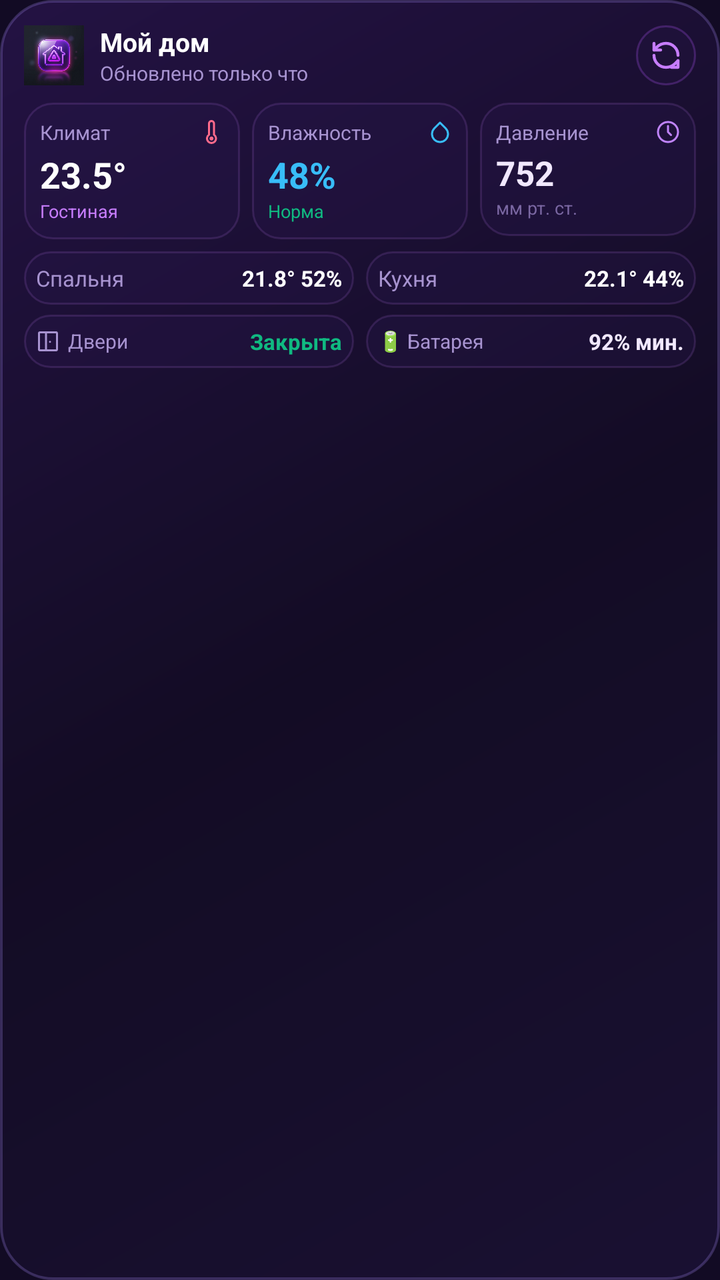
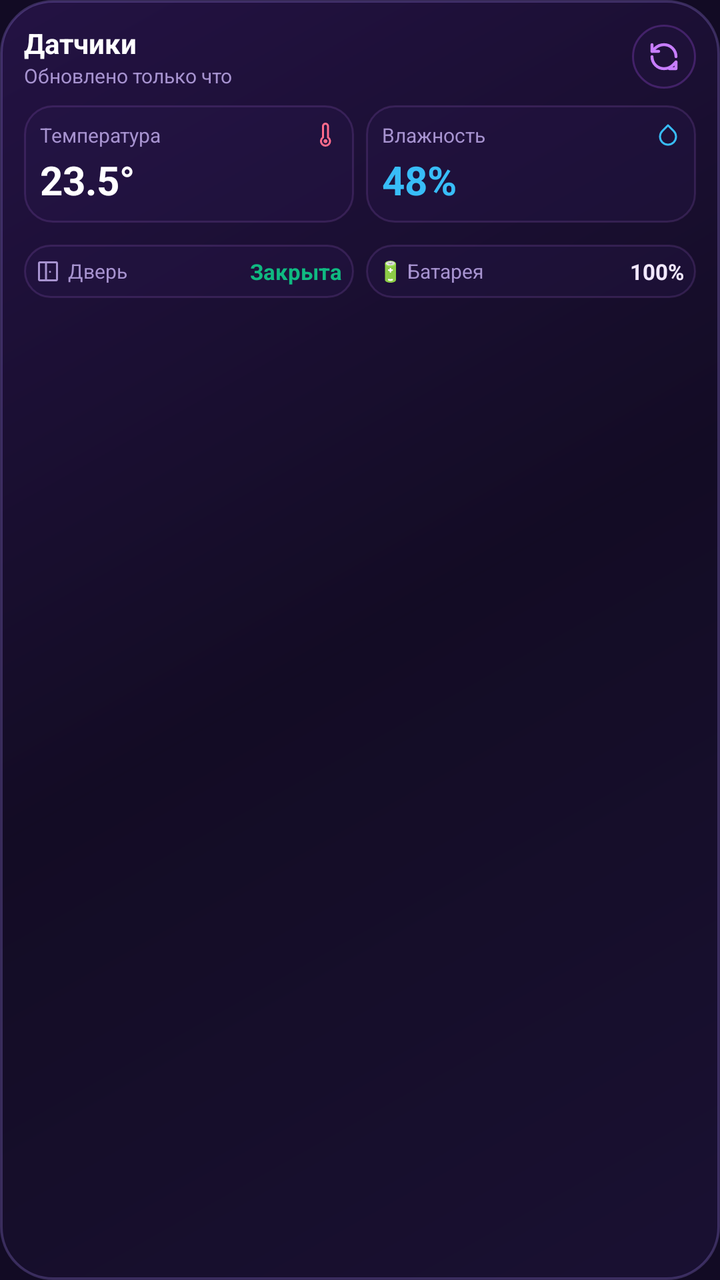

An Android layout rendered at two revisions. The XML below is the earlier revision; the diff shows what the commit changed to produce the second picture.
<!-- AndroidManifest.xml: application theme Theme.AliceHomeWidget -->
<!-- res/layout/widget_alice_sensors_4x2.xml -->
<?xml version="1.0" encoding="utf-8"?>
<LinearLayout xmlns:android="http://schemas.android.com/apk/res/android"
    android:id="@+id/rootLayout4x2"
    android:layout_width="match_parent"
    android:layout_height="match_parent"
    android:background="@drawable/bg_alice_widget_glass"
    android:orientation="vertical"
    android:padding="12dp">

    
    <LinearLayout
        android:id="@+id/headerLayout"
        android:layout_width="match_parent"
        android:layout_height="wrap_content"
        android:gravity="center_vertical"
        android:orientation="horizontal"
        android:paddingBottom="8dp">

        
        <ImageView
            android:layout_width="30dp"
            android:layout_height="30dp"
            android:contentDescription="Алиса"
            android:src="@drawable/ic_alice_app_icon" />

        
        <LinearLayout
            android:layout_width="0dp"
            android:layout_height="wrap_content"
            android:layout_marginStart="8dp"
            android:layout_weight="1"
            android:orientation="vertical">

            <TextView
                android:id="@+id/tvHouseholdName"
                android:layout_width="wrap_content"
                android:layout_height="wrap_content"
                android:text="Мой дом"
                android:textColor="@color/alice_text_white"
                android:textSize="13sp"
                android:textStyle="bold" />

            <TextView
                android:id="@+id/tvWidgetUpdateTime"
                android:layout_width="wrap_content"
                android:layout_height="wrap_content"
                android:text="Обновлено только что"
                android:textColor="@color/alice_text_muted"
                android:textSize="10sp" />
        </LinearLayout>

        
        <FrameLayout
            android:id="@+id/btnWidgetRefresh"
            android:layout_width="30dp"
            android:layout_height="30dp"
            android:background="@drawable/bg_alice_btn_circle">

            <ImageView
                android:id="@+id/ivRefreshIcon"
                android:layout_width="16dp"
                android:layout_height="16dp"
                android:layout_gravity="center"
                android:contentDescription="Обновить"
                android:src="@drawable/ic_refresh" />
        </FrameLayout>
    </LinearLayout>

    
    <LinearLayout
        android:layout_width="match_parent"
        android:layout_height="wrap_content"
        android:orientation="horizontal"
        android:weightSum="3">

        
        <LinearLayout
            android:id="@+id/tileTemperature"
            android:layout_width="0dp"
            android:layout_height="wrap_content"
            android:layout_weight="1"
            android:background="@drawable/bg_alice_tile"
            android:orientation="vertical"
            android:padding="8dp">

            <LinearLayout
                android:layout_width="match_parent"
                android:layout_height="wrap_content"
                android:gravity="center_vertical"
                android:orientation="horizontal">

                <TextView
                    android:layout_width="0dp"
                    android:layout_height="wrap_content"
                    android:layout_weight="1"
                    android:text="Климат"
                    android:textColor="@color/alice_text_muted"
                    android:textSize="10sp" />

                <ImageView
                    android:layout_width="12dp"
                    android:layout_height="12dp"
                    android:src="@drawable/ic_thermometer" />
            </LinearLayout>

            <TextView
                android:id="@+id/tvMainTemp"
                android:layout_width="wrap_content"
                android:layout_height="wrap_content"
                android:layout_marginTop="2dp"
                android:text="23.5°"
                android:textColor="@color/alice_text_white"
                android:textSize="18sp"
                android:textStyle="bold" />

            <TextView
                android:id="@+id/tvActiveRoomLabel"
                android:layout_width="wrap_content"
                android:layout_height="wrap_content"
                android:ellipsize="end"
                android:maxLines="1"
                android:text="Гостиная"
                android:textColor="@color/alice_neon_light"
                android:textSize="9sp" />
        </LinearLayout>

        
        <LinearLayout
            android:id="@+id/tileHumidity"
            android:layout_width="0dp"
            android:layout_height="wrap_content"
            android:layout_marginStart="6dp"
            android:layout_weight="1"
            android:background="@drawable/bg_alice_tile"
            android:orientation="vertical"
            android:padding="8dp">

            <LinearLayout
                android:layout_width="match_parent"
                android:layout_height="wrap_content"
                android:gravity="center_vertical"
                android:orientation="horizontal">

                <TextView
                    android:layout_width="0dp"
                    android:layout_height="wrap_content"
                    android:layout_weight="1"
                    android:text="Влажность"
                    android:textColor="@color/alice_text_muted"
                    android:textSize="10sp" />

                <ImageView
                    android:layout_width="12dp"
                    android:layout_height="12dp"
                    android:src="@drawable/ic_humidity" />
            </LinearLayout>

            <TextView
                android:id="@+id/tvMainHumidity"
                android:layout_width="wrap_content"
                android:layout_height="wrap_content"
                android:layout_marginTop="2dp"
                android:text="48%"
                android:textColor="@color/sensor_humidity_cyan"
                android:textSize="18sp"
                android:textStyle="bold" />

            <TextView
                android:layout_width="wrap_content"
                android:layout_height="wrap_content"
                android:text="Норма"
                android:textColor="@color/sensor_ok_green"
                android:textSize="9sp" />
        </LinearLayout>

        
        <LinearLayout
            android:id="@+id/tilePressure"
            android:layout_width="0dp"
            android:layout_height="wrap_content"
            android:layout_marginStart="6dp"
            android:layout_weight="1"
            android:background="@drawable/bg_alice_tile"
            android:orientation="vertical"
            android:padding="8dp">

            <LinearLayout
                android:layout_width="match_parent"
                android:layout_height="wrap_content"
                android:gravity="center_vertical"
                android:orientation="horizontal">

                <TextView
                    android:layout_width="0dp"
                    android:layout_height="wrap_content"
                    android:layout_weight="1"
                    android:text="Давление"
                    android:textColor="@color/alice_text_muted"
                    android:textSize="10sp" />

                <ImageView
                    android:layout_width="12dp"
                    android:layout_height="12dp"
                    android:src="@drawable/ic_pressure" />
            </LinearLayout>

            <TextView
                android:id="@+id/tvMainPressure"
                android:layout_width="wrap_content"
                android:layout_height="wrap_content"
                android:layout_marginTop="2dp"
                android:text="752"
                android:textColor="@color/alice_text_light"
                android:textSize="17sp"
                android:textStyle="bold" />

            <TextView
                android:layout_width="wrap_content"
                android:layout_height="wrap_content"
                android:text="мм рт. ст."
                android:textColor="@color/alice_text_dim"
                android:textSize="9sp" />
        </LinearLayout>
    </LinearLayout>

    
    <LinearLayout
        android:layout_width="match_parent"
        android:layout_height="wrap_content"
        android:layout_marginTop="6dp"
        android:orientation="horizontal"
        android:weightSum="2">

        
        <LinearLayout
            android:id="@+id/tileRoom1"
            android:layout_width="0dp"
            android:layout_height="wrap_content"
            android:layout_weight="1"
            android:background="@drawable/bg_alice_tile"
            android:gravity="center_vertical"
            android:orientation="horizontal"
            android:padding="6dp">

            <TextView
                android:id="@+id/tvRoom1Name"
                android:layout_width="0dp"
                android:layout_height="wrap_content"
                android:layout_weight="1"
                android:ellipsize="end"
                android:maxLines="1"
                android:text="Спальня"
                android:textColor="@color/alice_text_muted"
                android:textSize="11sp" />

            <TextView
                android:id="@+id/tvRoom1Value"
                android:layout_width="wrap_content"
                android:layout_height="wrap_content"
                android:text="21.8° 52%"
                android:textColor="@color/alice_text_white"
                android:textSize="11sp"
                android:textStyle="bold" />
        </LinearLayout>

        
        <LinearLayout
            android:id="@+id/tileRoom2"
            android:layout_width="0dp"
            android:layout_height="wrap_content"
            android:layout_marginStart="6dp"
            android:layout_weight="1"
            android:background="@drawable/bg_alice_tile"
            android:gravity="center_vertical"
            android:orientation="horizontal"
            android:padding="6dp">

            <TextView
                android:id="@+id/tvRoom2Name"
                android:layout_width="0dp"
                android:layout_height="wrap_content"
                android:layout_weight="1"
                android:ellipsize="end"
                android:maxLines="1"
                android:text="Кухня"
                android:textColor="@color/alice_text_muted"
                android:textSize="11sp" />

            <TextView
                android:id="@+id/tvRoom2Value"
                android:layout_width="wrap_content"
                android:layout_height="wrap_content"
                android:text="22.1° 44%"
                android:textColor="@color/alice_text_white"
                android:textSize="11sp"
                android:textStyle="bold" />
        </LinearLayout>
    </LinearLayout>

    
    <LinearLayout
        android:layout_width="match_parent"
        android:layout_height="wrap_content"
        android:layout_marginTop="5dp"
        android:orientation="horizontal"
        android:weightSum="2">

        
        <LinearLayout
            android:id="@+id/tileDoor"
            android:layout_width="0dp"
            android:layout_height="wrap_content"
            android:layout_weight="1"
            android:background="@drawable/bg_alice_tile"
            android:gravity="center_vertical"
            android:orientation="horizontal"
            android:padding="6dp">

            <ImageView
                android:layout_width="12dp"
                android:layout_height="12dp"
                android:src="@drawable/ic_door" />

            <TextView
                android:layout_width="0dp"
                android:layout_height="wrap_content"
                android:layout_marginStart="4dp"
                android:layout_weight="1"
                android:text="Двери"
                android:textColor="@color/alice_text_muted"
                android:textSize="10sp" />

            <TextView
                android:id="@+id/tvDoorStatus"
                android:layout_width="wrap_content"
                android:layout_height="wrap_content"
                android:text="Закрыта"
                android:textColor="@color/sensor_ok_green"
                android:textSize="11sp"
                android:textStyle="bold" />
        </LinearLayout>

        
        <LinearLayout
            android:id="@+id/tileBattery"
            android:layout_width="0dp"
            android:layout_height="wrap_content"
            android:layout_marginStart="6dp"
            android:layout_weight="1"
            android:background="@drawable/bg_alice_tile"
            android:gravity="center_vertical"
            android:orientation="horizontal"
            android:padding="6dp">

            <TextView
                android:layout_width="0dp"
                android:layout_height="wrap_content"
                android:layout_weight="1"
                android:text="🔋 Батарея"
                android:textColor="@color/alice_text_muted"
                android:textSize="10sp" />

            <TextView
                android:id="@+id/tvBatteryStatus"
                android:layout_width="wrap_content"
                android:layout_height="wrap_content"
                android:text="92% мин."
                android:textColor="@color/alice_text_light"
                android:textSize="11sp"
                android:textStyle="bold" />
        </LinearLayout>
    </LinearLayout>

</LinearLayout>
<!-- resources referenced by this layout -->
<resources>
  <color name="alice_neon_light">#C77DFF</color>
  <color name="alice_text_dim">#7A67A2</color>
  <color name="alice_text_light">#F1E8FF</color>
  <color name="alice_text_muted">#A793D0</color>
  <color name="alice_text_white">#FFFFFF</color>
  <color name="sensor_humidity_cyan">#38BDF8</color>
  <color name="sensor_ok_green">#10B981</color>
  <!-- drawable bg_alice_btn_circle (drawable) -->
  <?xml version="1.0" encoding="utf-8"?>
  <shape xmlns:android="http://schemas.android.com/apk/res/android"
      android:shape="oval">
      <solid android:color="#332A1A4E" />
      <stroke
          android:width="1dp"
          android:color="#4D9D4EDD" />
  </shape>
  <!-- drawable bg_alice_tile (drawable) -->
  <?xml version="1.0" encoding="utf-8"?>
  <shape xmlns:android="http://schemas.android.com/apk/res/android"
      android:shape="rectangle">
      <solid android:color="#4D2A1A4E" />
      <corners android:radius="14dp" />
      <stroke
          android:width="1dp"
          android:color="#26C77DFF" />
  </shape>
  <!-- drawable bg_alice_widget_glass (drawable) -->
  <?xml version="1.0" encoding="utf-8"?>
  <shape xmlns:android="http://schemas.android.com/apk/res/android"
      android:shape="rectangle">
      <gradient
          android:angle="135"
          android:startColor="#E61A1033"
          android:centerColor="#E6130B24"
          android:endColor="#E6251246"
          android:type="linear" />
      <corners android:radius="26dp" />
      <stroke
          android:width="1.2dp"
          android:color="#40A78BFA" />
  </shape>
  <!-- drawable ic_alice_app_icon: png bitmap (drawable, 430338 bytes) -->
  <!-- drawable ic_humidity (drawable) -->
  <vector xmlns:android="http://schemas.android.com/apk/res/android"
      android:width="24dp"
      android:height="24dp"
      android:viewportWidth="24"
      android:viewportHeight="24">
      <path
          android:strokeColor="#FF38BDF8"
          android:strokeWidth="2"
          android:strokeLineCap="round"
          android:strokeLineJoin="round"
          android:fillColor="#00000000"
          android:pathData="M12,2.69l5.66,5.66a8,8 0 1,1 -11.31,0z" />
  </vector>
  <!-- drawable ic_thermometer (drawable) -->
  <vector xmlns:android="http://schemas.android.com/apk/res/android"
      android:width="24dp"
      android:height="24dp"
      android:viewportWidth="24"
      android:viewportHeight="24">
      <path
          android:strokeColor="#FFFF6B8B"
          android:strokeWidth="2"
          android:strokeLineCap="round"
          android:strokeLineJoin="round"
          android:fillColor="#00000000"
          android:pathData="M14,14.76V3.5a2.5,2.5 0 0,0 -5,0v11.26a4.5,4.5 0 1,0 5,0z" />
      <path
          android:fillColor="#FFFF6B8B"
          android:pathData="M11.5,16.5a2,2 0 1,0 0.001,0Z" />
  </vector>
  <style name="Theme.AliceHomeWidget" parent="Theme.Material3.Dark.NoActionBar">
          <item name="colorPrimary">@color/alice_neon_purple</item>
          <item name="colorOnPrimary">@color/white</item>
          <item name="colorSecondary">@color/alice_primary_purple</item>
          <item name="android:statusBarColor">@color/alice_purple_dark</item>
          <item name="android:navigationBarColor">@color/alice_purple_dark</item>
          <item name="android:windowBackground">@color/alice_purple_dark</item>
      </style>
  <color name="alice_neon_purple">#9D4EDD</color>
  <color name="white">#FFFFFFFF</color>
  <color name="alice_primary_purple">#7B2CBF</color>
  <color name="alice_purple_dark">#120B24</color>
  <!-- unchanged entries left out for length: 3 -->
</resources>

<!-- the commit's change to res/layout/widget_alice_sensors_4x2.xml (unified diff, before → after) -->
@@ -16,18 +16,9 @@
         android:orientation="horizontal"
         android:paddingBottom="8dp">
 
-        
-        <ImageView
-            android:layout_width="30dp"
-            android:layout_height="30dp"
-            android:contentDescription="Алиса"
-            android:src="@drawable/ic_alice_app_icon" />
-
-        
-        <LinearLayout
-            android:layout_width="0dp"
-            android:layout_height="wrap_content"
-            android:layout_marginStart="8dp"
+        <LinearLayout
+            android:layout_width="0dp"
+            android:layout_height="wrap_content"
             android:layout_weight="1"
             android:orientation="vertical">
 
@@ -35,9 +26,9 @@
                 android:id="@+id/tvHouseholdName"
                 android:layout_width="wrap_content"
                 android:layout_height="wrap_content"
-                android:text="Мой дом"
+                android:text="Датчики"
                 android:textColor="@color/alice_text_white"
-                android:textSize="13sp"
+                android:textSize="14sp"
                 android:textStyle="bold" />
 
             <TextView
@@ -52,8 +43,8 @@
         
         <FrameLayout
             android:id="@+id/btnWidgetRefresh"
-            android:layout_width="30dp"
-            android:layout_height="30dp"
+            android:layout_width="32dp"
+            android:layout_height="32dp"
             android:background="@drawable/bg_alice_btn_circle">
 
             <ImageView
@@ -68,10 +59,10 @@
 
     
     <LinearLayout
+        android:id="@+id/layoutMainMetrics"
         android:layout_width="match_parent"
         android:layout_height="wrap_content"
-        android:orientation="horizontal"
-        android:weightSum="3">
+        android:orientation="horizontal">
 
         
         <LinearLayout
@@ -90,10 +81,13 @@
                 android:orientation="horizontal">
 
                 <TextView
+                    android:id="@+id/tvActiveRoomLabel"
                     android:layout_width="0dp"
                     android:layout_height="wrap_content"
                     android:layout_weight="1"
-                    android:text="Климат"
+                    android:ellipsize="end"
+                    android:maxLines="1"
+                    android:text="Температура"
                     android:textColor="@color/alice_text_muted"
                     android:textSize="10sp" />
 
@@ -110,18 +104,8 @@
                 android:layout_marginTop="2dp"
                 android:text="23.5°"
                 android:textColor="@color/alice_text_white"
-                android:textSize="18sp"
-                android:textStyle="bold" />
-
-            <TextView
-                android:id="@+id/tvActiveRoomLabel"
-                android:layout_width="wrap_content"
-                android:layout_height="wrap_content"
-                android:ellipsize="end"
-                android:maxLines="1"
-                android:text="Гостиная"
-                android:textColor="@color/alice_neon_light"
-                android:textSize="9sp" />
+                android:textSize="20sp"
+                android:textStyle="bold" />
         </LinearLayout>
 
         
@@ -162,15 +146,8 @@
                 android:layout_marginTop="2dp"
                 android:text="48%"
                 android:textColor="@color/sensor_humidity_cyan"
-                android:textSize="18sp"
-                android:textStyle="bold" />
-
-            <TextView
-                android:layout_width="wrap_content"
-                android:layout_height="wrap_content"
-                android:text="Норма"
-                android:textColor="@color/sensor_ok_green"
-                android:textSize="9sp" />
+                android:textSize="20sp"
+                android:textStyle="bold" />
         </LinearLayout>
 
         
@@ -182,7 +159,8 @@
             android:layout_weight="1"
             android:background="@drawable/bg_alice_tile"
             android:orientation="vertical"
-            android:padding="8dp">
+            android:padding="8dp"
+            android:visibility="gone">
 
             <LinearLayout
                 android:layout_width="match_parent"
@@ -211,25 +189,18 @@
                 android:layout_marginTop="2dp"
                 android:text="752"
                 android:textColor="@color/alice_text_light"
-                android:textSize="17sp"
-                android:textStyle="bold" />
-
-            <TextView
-                android:layout_width="wrap_content"
-                android:layout_height="wrap_content"
-                android:text="мм рт. ст."
-                android:textColor="@color/alice_text_dim"
-                android:textSize="9sp" />
+                android:textSize="18sp"
+                android:textStyle="bold" />
         </LinearLayout>
     </LinearLayout>
 
     
     <LinearLayout
+        android:id="@+id/layoutSecondaryRooms"
         android:layout_width="match_parent"
         android:layout_height="wrap_content"
         android:layout_marginTop="6dp"
-        android:orientation="horizontal"
-        android:weightSum="2">
+        android:orientation="horizontal">
 
         
         <LinearLayout
@@ -240,7 +211,8 @@
             android:background="@drawable/bg_alice_tile"
             android:gravity="center_vertical"
             android:orientation="horizontal"
-            android:padding="6dp">
+            android:padding="6dp"
+            android:visibility="gone">
 
             <TextView
                 android:id="@+id/tvRoom1Name"
@@ -249,7 +221,6 @@
                 android:layout_weight="1"
                 android:ellipsize="end"
                 android:maxLines="1"
-                android:text="Спальня"
                 android:textColor="@color/alice_text_muted"
                 android:textSize="11sp" />
 
@@ -257,7 +228,6 @@
                 android:id="@+id/tvRoom1Value"
                 android:layout_width="wrap_content"
                 android:layout_height="wrap_content"
-                android:text="21.8° 52%"
                 android:textColor="@color/alice_text_white"
                 android:textSize="11sp"
                 android:textStyle="bold" />
@@ -273,7 +243,8 @@
             android:background="@drawable/bg_alice_tile"
             android:gravity="center_vertical"
             android:orientation="horizontal"
-            android:padding="6dp">
+            android:padding="6dp"
+            android:visibility="gone">
 
             <TextView
                 android:id="@+id/tvRoom2Name"
@@ -282,7 +253,6 @@
                 android:layout_weight="1"
                 android:ellipsize="end"
                 android:maxLines="1"
-                android:text="Кухня"
                 android:textColor="@color/alice_text_muted"
                 android:textSize="11sp" />
 
@@ -290,7 +260,6 @@
                 android:id="@+id/tvRoom2Value"
                 android:layout_width="wrap_content"
                 android:layout_height="wrap_content"
-                android:text="22.1° 44%"
                 android:textColor="@color/alice_text_white"
                 android:textSize="11sp"
                 android:textStyle="bold" />
@@ -299,11 +268,11 @@
 
     
     <LinearLayout
+        android:id="@+id/layoutBottomStatus"
         android:layout_width="match_parent"
         android:layout_height="wrap_content"
         android:layout_marginTop="5dp"
-        android:orientation="horizontal"
-        android:weightSum="2">
+        android:orientation="horizontal">
 
         
         <LinearLayout
@@ -326,7 +295,7 @@
                 android:layout_height="wrap_content"
                 android:layout_marginStart="4dp"
                 android:layout_weight="1"
-                android:text="Двери"
+                android:text="Дверь"
                 android:textColor="@color/alice_text_muted"
                 android:textSize="10sp" />
 
@@ -364,7 +333,7 @@
                 android:id="@+id/tvBatteryStatus"
                 android:layout_width="wrap_content"
                 android:layout_height="wrap_content"
-                android:text="92% мин."
+                android:text="100%"
                 android:textColor="@color/alice_text_light"
                 android:textSize="11sp"
                 android:textStyle="bold" />
<!-- resource entries referenced after the edit -->
@@ -1,7 +1,5 @@
 <!-- resources referenced by this layout -->
 <resources>
-  <color name="alice_neon_light">#C77DFF</color>
-  <color name="alice_text_dim">#7A67A2</color>
   <color name="alice_text_light">#F1E8FF</color>
   <color name="alice_text_muted">#A793D0</color>
   <color name="alice_text_white">#FFFFFF</color>
@@ -41,7 +39,6 @@
           android:width="1.2dp"
           android:color="#40A78BFA" />
   </shape>
-  <!-- drawable ic_alice_app_icon: png bitmap (drawable, 430338 bytes) -->
   <!-- drawable ic_humidity (drawable) -->
   <vector xmlns:android="http://schemas.android.com/apk/res/android"
       android:width="24dp"
